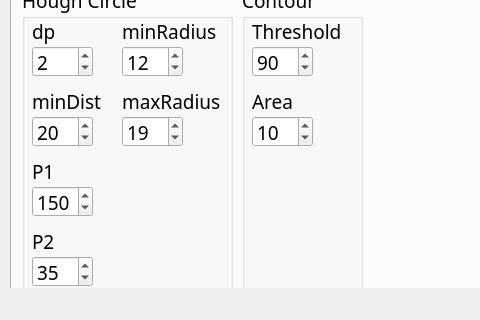
Above: mainwindow.ui from jefftsai8049/BeeObservationSystem_Analysis before the change; both pictures show x 0 to 480 and y 142 to 462 of the 607 by 462 pixel window. Below: the same form after it.
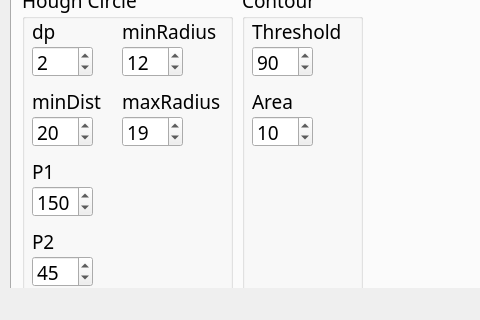
That is the form after the change. The open tabs and pages were chosen to show the change.

```diff
--- a/mainwindow.ui
+++ b/mainwindow.ui
@@ -198,7 +198,7 @@
         <number>200</number>
        </property>
        <property name="value">
-        <number>35</number>
+        <number>45</number>
        </property>
       </widget>
       <widget class="QSpinBox" name="minRadius_hough_circle_spinBox">
```
Left out of the diff: 2 changed lines with no effect on the pictures.
